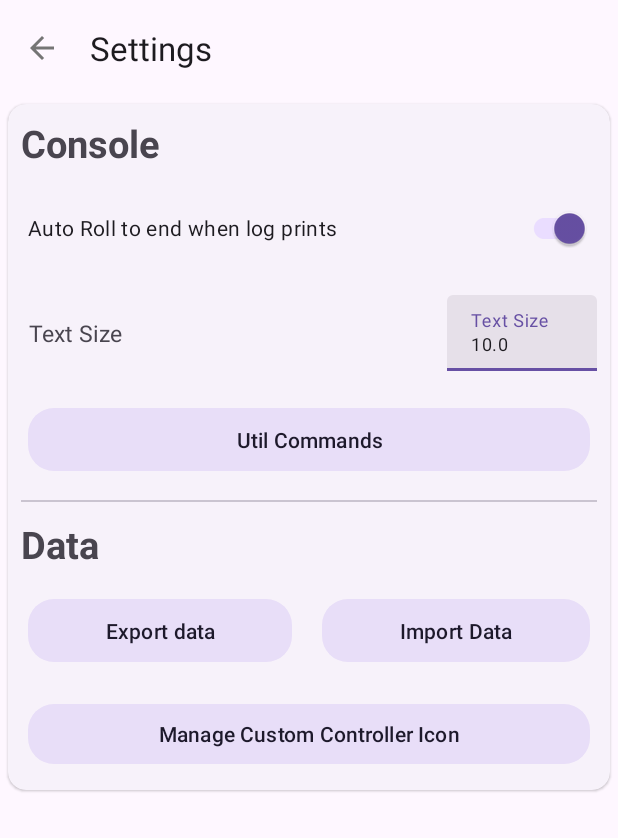
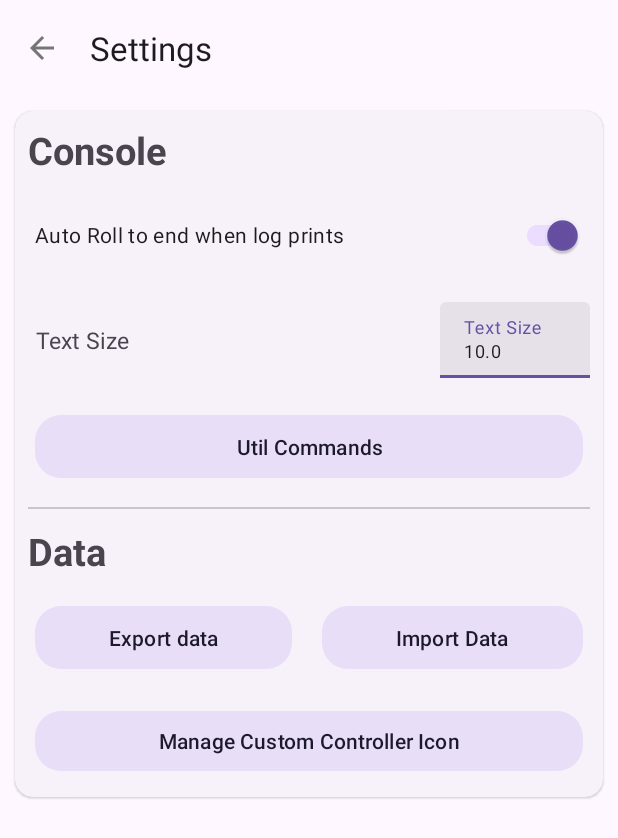
Before and after one commit to ZhuRuoLing/omms-connect, an Android app: the SettingsActivity screen opened directly, with no data from a screen before it, on a phone screen of 412 x 824 dp. Shown: the top 838 px of the screen. Run offline under Robolectric (Android 15) with nearby library versions, the phone set to English and light mode, and no system bars; libraries missing offline, so code that uses them is left out: com.blankj.utilcode.

Commit message:
feat: 10dp

```diff
--- a/app/src/main/res/layout/activity_main.xml
+++ b/app/src/main/res/layout/activity_main.xml
@@ -27,7 +27,7 @@
                 style="@style/Widget.Material3.CardView.Elevated"
                 android:layout_width="match_parent"
                 android:layout_height="wrap_content"
-                android:layout_marginHorizontal="21dp">
+                android:layout_marginHorizontal="11dp">
 
                 <LinearLayout
                     android:layout_width="match_parent"
--- a/app/src/main/res/layout/activity_settings.xml
+++ b/app/src/main/res/layout/activity_settings.xml
@@ -35,7 +35,7 @@
                 style="@style/Widget.Material3.CardView.Elevated"
                 android:layout_width="match_parent"
                 android:layout_height="wrap_content"
-                android:layout_margin="5dp">
+                android:layout_margin="10dp">
 
                 <LinearLayout
                     android:layout_width="match_parent"
```
